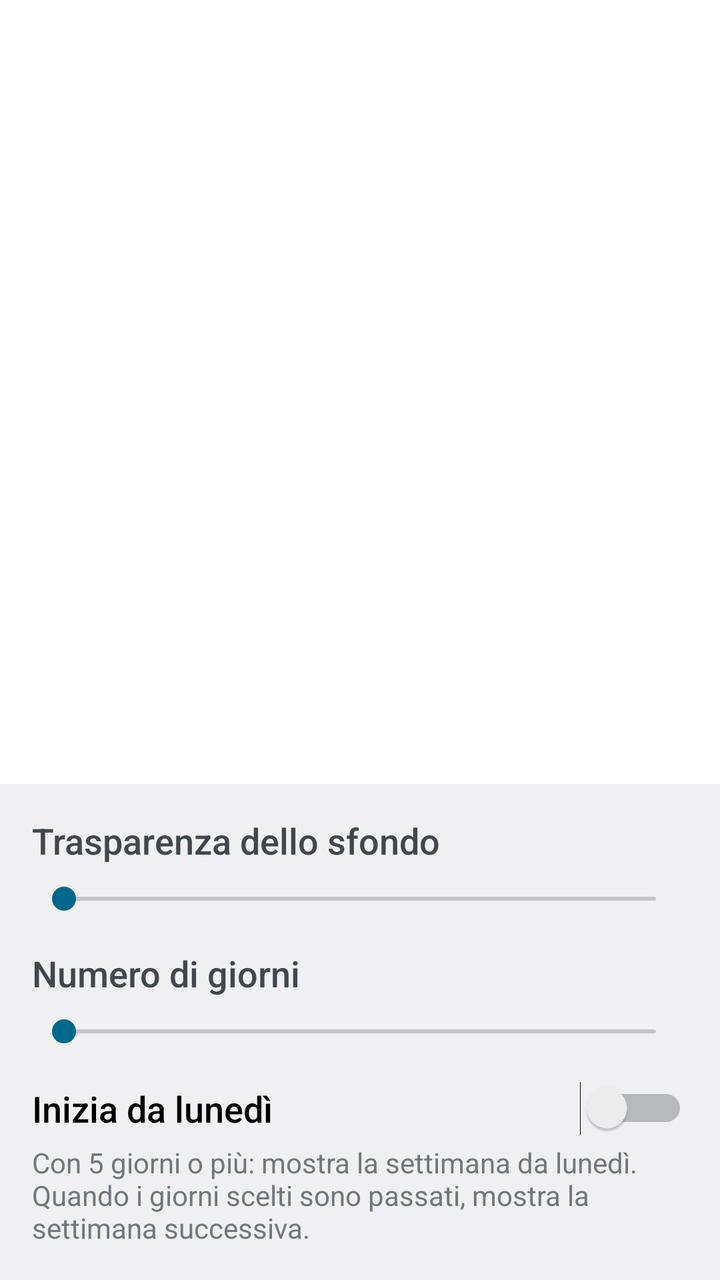
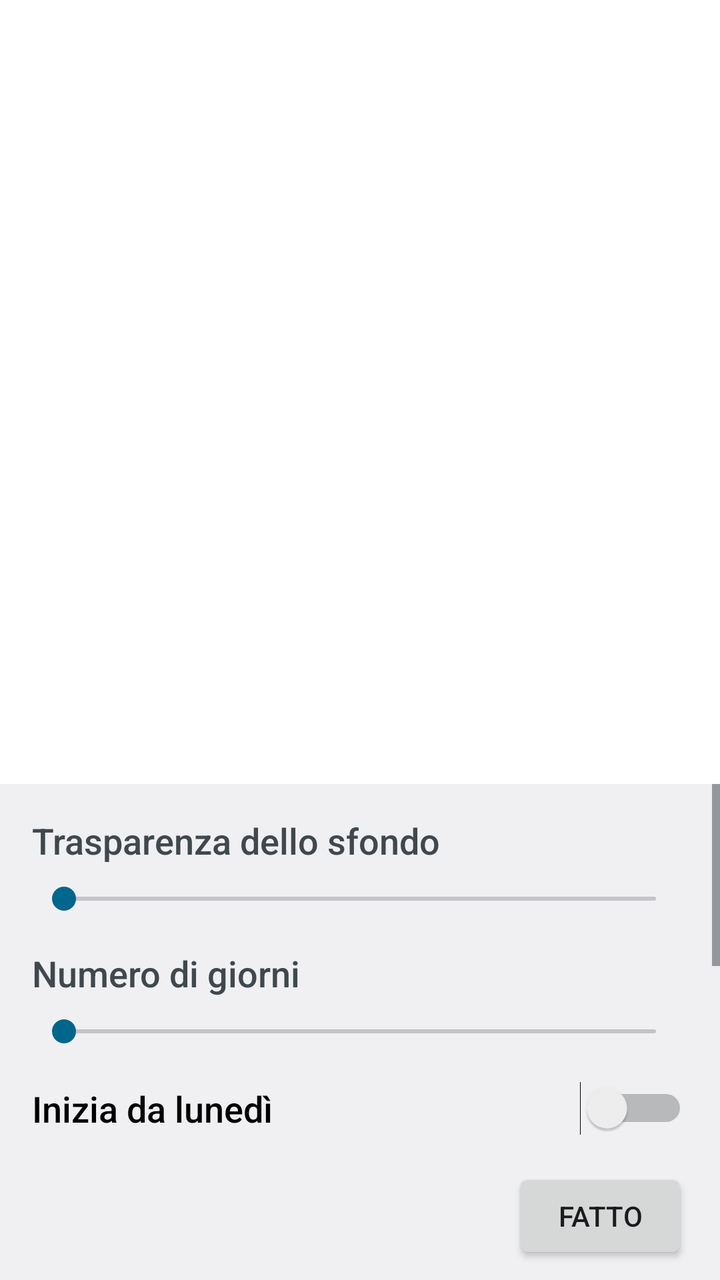

Compare the two renders of this Android layout. The source of the first and the diff that turns it into the second are given below.
<!-- AndroidManifest.xml: activity theme Theme.HourByHour.WidgetSettings -->
<!-- res/layout/activity_widget_settings.xml -->
<?xml version="1.0" encoding="utf-8"?>
<LinearLayout xmlns:android="http://schemas.android.com/apk/res/android"
    android:layout_width="match_parent"
    android:layout_height="match_parent"
    android:fitsSystemWindows="true"
    android:orientation="vertical">

    <FrameLayout
        android:id="@+id/preview"
        android:layout_width="match_parent"
        android:layout_height="360dp"
        android:layout_margin="16dp" />

    <Space
        android:layout_width="match_parent"
        android:layout_height="0dp"
        android:layout_weight="1" />

    <LinearLayout
        android:layout_width="match_parent"
        android:layout_height="wrap_content"
        android:background="?android:attr/colorBackground"
        android:orientation="vertical"
        android:padding="16dp">

        <LinearLayout
            android:layout_width="match_parent"
            android:layout_height="wrap_content"
            android:orientation="horizontal">

            <TextView
                android:layout_width="0dp"
                android:layout_height="wrap_content"
                android:layout_weight="1"
                android:labelFor="@id/transparency"
                android:text="@string/transparency_label"
                android:textAppearance="?android:attr/textAppearanceMedium" />

            <TextView
                android:id="@+id/transparency_value"
                android:layout_width="wrap_content"
                android:layout_height="wrap_content"
                android:textAppearance="?android:attr/textAppearanceMedium" />
        </LinearLayout>

        <SeekBar
            android:id="@+id/transparency"
            android:layout_width="match_parent"
            android:layout_height="wrap_content"
            android:layout_marginTop="8dp" />

        <LinearLayout
            android:layout_width="match_parent"
            android:layout_height="wrap_content"
            android:layout_marginTop="16dp"
            android:orientation="horizontal">

            <TextView
                android:layout_width="0dp"
                android:layout_height="wrap_content"
                android:layout_weight="1"
                android:labelFor="@id/day_count"
                android:text="@string/day_count_label"
                android:textAppearance="?android:attr/textAppearanceMedium" />

            <TextView
                android:id="@+id/day_count_value"
                android:layout_width="wrap_content"
                android:layout_height="wrap_content"
                android:textAppearance="?android:attr/textAppearanceMedium" />
        </LinearLayout>

        <SeekBar
            android:id="@+id/day_count"
            android:layout_width="match_parent"
            android:layout_height="wrap_content"
            android:layout_marginTop="8dp" />

        <Switch
            android:id="@+id/start_on_monday"
            android:layout_width="match_parent"
            android:layout_height="wrap_content"
            android:layout_marginTop="16dp"
            android:text="@string/start_on_monday"
            android:textAppearance="?android:attr/textAppearanceMedium" />

        <TextView
            android:id="@+id/start_on_monday_hint"
            android:layout_width="match_parent"
            android:layout_height="wrap_content"
            android:layout_marginTop="4dp"
            android:text="@string/start_on_monday_hint"
            android:textAppearance="?android:attr/textAppearanceSmall" />

        <Button
            android:id="@+id/done"
            android:layout_width="wrap_content"
            android:layout_height="wrap_content"
            android:layout_gravity="end"
            android:layout_marginTop="16dp"
            android:text="@string/done" />
    </LinearLayout>
</LinearLayout>
<!-- resources referenced by this layout -->
<resources>
  <string name="day_count_label">Numero di giorni</string>
  <string name="done">Fatto</string>
  <string name="start_on_monday">Inizia da lunedì</string>
  <string name="start_on_monday_hint">Con 5 giorni o più: mostra la settimana da lunedì. Quando i giorni scelti sono passati, mostra la settimana successiva.</string>
  <string name="transparency_label">Trasparenza dello sfondo</string>
  <style name="Theme.HourByHour.WidgetSettings" parent="@android:style/Theme.DeviceDefault.DayNight">
          <item name="android:windowShowWallpaper">true</item>
          <item name="android:windowBackground">@android:color/transparent</item>
      </style>
</resources>

<!-- the commit's change to res/layout/activity_widget_settings.xml (unified diff, before → after) -->
@@ -11,93 +11,123 @@
         android:layout_height="360dp"
         android:layout_margin="16dp" />
 
-    <Space
+    <ScrollView
         android:layout_width="match_parent"
         android:layout_height="0dp"
-        android:layout_weight="1" />
-
-    <LinearLayout
-        android:layout_width="match_parent"
-        android:layout_height="wrap_content"
-        android:background="?android:attr/colorBackground"
-        android:orientation="vertical"
-        android:padding="16dp">
+        android:layout_weight="1"
+        android:background="?android:attr/colorBackground">
 
         <LinearLayout
             android:layout_width="match_parent"
             android:layout_height="wrap_content"
-            android:orientation="horizontal">
+            android:orientation="vertical"
+            android:padding="16dp">
 
-            <TextView
-                android:layout_width="0dp"
+            <LinearLayout
+                android:layout_width="match_parent"
                 android:layout_height="wrap_content"
-                android:layout_weight="1"
-                android:labelFor="@id/transparency"
-                android:text="@string/transparency_label"
+                android:orientation="horizontal">
+
+                <TextView
+                    android:layout_width="0dp"
+                    android:layout_height="wrap_content"
+                    android:layout_weight="1"
+                    android:labelFor="@id/transparency"
+                    android:text="@string/transparency_label"
+                    android:textAppearance="?android:attr/textAppearanceMedium" />
+
+                <TextView
+                    android:id="@+id/transparency_value"
+                    android:layout_width="wrap_content"
+                    android:layout_height="wrap_content"
+                    android:textAppearance="?android:attr/textAppearanceMedium" />
+            </LinearLayout>
+
+            <SeekBar
+                android:id="@+id/transparency"
+                android:layout_width="match_parent"
+                android:layout_height="wrap_content"
+                android:layout_marginTop="8dp" />
+
+            <LinearLayout
+                android:layout_width="match_parent"
+                android:layout_height="wrap_content"
+                android:layout_marginTop="16dp"
+                android:orientation="horizontal">
+
+                <TextView
+                    android:layout_width="0dp"
+                    android:layout_height="wrap_content"
+                    android:layout_weight="1"
+                    android:labelFor="@id/day_count"
+                    android:text="@string/day_count_label"
+                    android:textAppearance="?android:attr/textAppearanceMedium" />
+
+                <TextView
+                    android:id="@+id/day_count_value"
+                    android:layout_width="wrap_content"
+                    android:layout_height="wrap_content"
+                    android:textAppearance="?android:attr/textAppearanceMedium" />
+            </LinearLayout>
+
+            <SeekBar
+                android:id="@+id/day_count"
+                android:layout_width="match_parent"
+                android:layout_height="wrap_content"
+                android:layout_marginTop="8dp" />
+
+            <Switch
+                android:id="@+id/start_on_monday"
+                android:layout_width="match_parent"
+                android:layout_height="wrap_content"
+                android:layout_marginTop="16dp"
+                android:text="@string/start_on_monday"
                 android:textAppearance="?android:attr/textAppearanceMedium" />
 
             <TextView
-                android:id="@+id/transparency_value"
-                android:layout_width="wrap_content"
+                android:id="@+id/start_on_monday_hint"
+                android:layout_width="match_parent"
                 android:layout_height="wrap_content"
-                android:textAppearance="?android:attr/textAppearanceMedium" />
-        </LinearLayout>
-
-        <SeekBar
-            android:id="@+id/transparency"
-            android:layout_width="match_parent"
-            android:layout_height="wrap_content"
-            android:layout_marginTop="8dp" />
-
-        <LinearLayout
-            android:layout_width="match_parent"
-            android:layout_height="wrap_content"
-            android:layout_marginTop="16dp"
-            android:orientation="horizontal">
+                android:layout_marginTop="4dp"
+                android:text="@string/start_on_monday_hint"
+                android:textAppearance="?android:attr/textAppearanceSmall" />
 
             <TextView
-                android:layout_width="0dp"
+                android:layout_width="match_parent"
                 android:layout_height="wrap_content"
-                android:layout_weight="1"
-                android:labelFor="@id/day_count"
-                android:text="@string/day_count_label"
+                android:layout_marginTop="24dp"
+                android:text="@string/calendars_label"
                 android:textAppearance="?android:attr/textAppearanceMedium" />
 
+            
+            <LinearLayout
+                android:id="@+id/calendars"
+                android:layout_width="match_parent"
+                android:layout_height="wrap_content"
+                android:layout_marginTop="4dp"
+                android:orientation="vertical" />
+
             <TextView
-                android:id="@+id/day_count_value"
-                android:layout_width="wrap_content"
+                android:layout_width="match_parent"
                 android:layout_height="wrap_content"
-                android:textAppearance="?android:attr/textAppearanceMedium" />
+                android:layout_marginTop="4dp"
+                android:text="@string/calendars_hint"
+                android:textAppearance="?android:attr/textAppearanceSmall" />
         </LinearLayout>
+    </ScrollView>
 
-        <SeekBar
-            android:id="@+id/day_count"
-            android:layout_width="match_parent"
-            android:layout_height="wrap_content"
-            android:layout_marginTop="8dp" />
-
-        <Switch
-            android:id="@+id/start_on_monday"
-            android:layout_width="match_parent"
-            android:layout_height="wrap_content"
-            android:layout_marginTop="16dp"
-            android:text="@string/start_on_monday"
-            android:textAppearance="?android:attr/textAppearanceMedium" />
-
-        <TextView
-            android:id="@+id/start_on_monday_hint"
-            android:layout_width="match_parent"
-            android:layout_height="wrap_content"
-            android:layout_marginTop="4dp"
-            android:text="@string/start_on_monday_hint"
-            android:textAppearance="?android:attr/textAppearanceSmall" />
+    <FrameLayout
+        android:layout_width="match_parent"
+        android:layout_height="wrap_content"
+        android:background="?android:attr/colorBackground"
+        android:paddingHorizontal="16dp"
+        android:paddingVertical="8dp">
 
         <Button
             android:id="@+id/done"
             android:layout_width="wrap_content"
             android:layout_height="wrap_content"
             android:layout_gravity="end"
-            android:layout_marginTop="16dp"
             android:text="@string/done" />
-    </LinearLayout>
+    </FrameLayout>
 </LinearLayout>
<!-- resource entries referenced after the edit -->
@@ -1,5 +1,7 @@
 <!-- resources referenced by this layout -->
 <resources>
+  <string name="calendars_hint">Se hai appena creato un calendario e non lo vedi qui, apri Google Calendar e tocca Aggiorna nel menu: il telefono scarica i calendari nuovi solo di tanto in tanto.</string>
+  <string name="calendars_label">Calendari</string>
   <string name="day_count_label">Numero di giorni</string>
   <string name="done">Fatto</string>
   <string name="start_on_monday">Inizia da lunedì</string>
